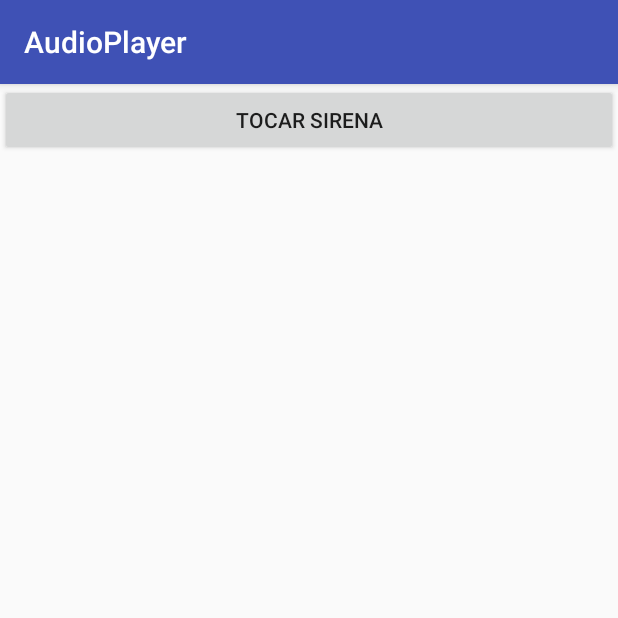
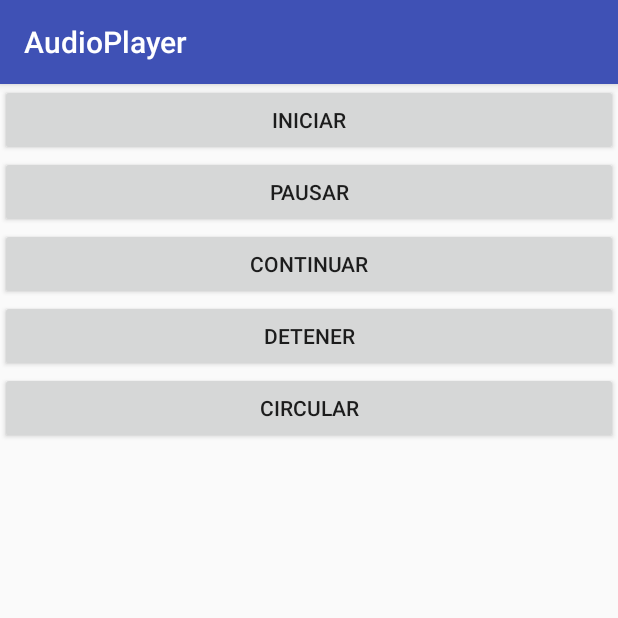
Before and after one commit to aetxabao/AudioPlayer, an Android app: the screen it shows after launch (MainActivity), on a phone screen of 412 x 824 dp, the top half of it. Run offline under Robolectric (Android 15) with nearby library versions, the phone set to English and light mode, and no system bars.

Commit message:
Botones de reproducción.

```diff
--- a/app/src/main/AndroidManifest.xml
+++ b/app/src/main/AndroidManifest.xml
@@ -8,7 +8,8 @@
         android:label="@string/app_name"
         android:supportsRtl="true"
         android:theme="@style/AppTheme" >
-        <activity android:name=".MainActivity" >
+        <activity android:name=".MainActivity"
+            android:configChanges="orientation|screenSize|keyboard|keyboardHidden">
             <intent-filter>
                 <action android:name="android.intent.action.MAIN" />
 
--- a/app/src/main/res/layout/activity_main.xml
+++ b/app/src/main/res/layout/activity_main.xml
@@ -1,14 +1,38 @@
 <?xml version="1.0" encoding="utf-8"?>
-<RelativeLayout xmlns:android="http://schemas.android.com/apk/res/android"
+<LinearLayout xmlns:android="http://schemas.android.com/apk/res/android"
     xmlns:tools="http://schemas.android.com/tools"
     android:layout_width="match_parent"
     android:layout_height="match_parent"
+    android:orientation="vertical"
     tools:context=".MainActivity" >
-
     <Button
+        android:id="@+id/BtnIniciar"
         android:layout_width="match_parent"
         android:layout_height="wrap_content"
-    android:text="@string/sirena"
-    android:onClick="tocarSirena"/>
-
-</RelativeLayout>
+        android:onClick="onIniciarClick"
+        android:text="@string/iniciar" />
+    <Button
+        android:id="@+id/BtnPausar"
+        android:layout_width="match_parent"
+        android:layout_height="wrap_content"
+        android:onClick="onPausarClick"
+        android:text="@string/pausar" />
+    <Button
+        android:id="@+id/BtnContinuar"
+        android:layout_width="match_parent"
+        android:layout_height="wrap_content"
+        android:onClick="onContinuarClick"
+        android:text="@string/continuar" />
+    <Button
+        android:id="@+id/BtnDetener"
+        android:layout_width="match_parent"
+        android:layout_height="wrap_content"
+        android:onClick="onDetenerClick"
+        android:text="@string/detener" />
+    <Button
+        android:id="@+id/BtnCircular"
+        android:layout_width="match_parent"
+        android:layout_height="wrap_content"
+        android:onClick="onCircularClick"
+        android:text="@string/circular" />
+</LinearLayout>
--- a/app/src/main/res/values/strings.xml
+++ b/app/src/main/res/values/strings.xml
@@ -1,4 +1,10 @@
 <resources>
     <string name="app_name">AudioPlayer</string>
     <string name="sirena">Tocar sirena</string>
+    <string name="iniciar">Iniciar</string>
+    <string name="pausar">Pausar</string>
+    <string name="continuar">Continuar</string>
+    <string name="detener">Detener</string>
+    <string name="circular">Circular</string>
+    <string name="nocircular">No Circular</string>
 </resources>
```
Also changed, not shown: app/src/main/java/com/pmdm/audioplayer/MainActivity.java (+60 -3 lines), 1 other file. Lines whose indentation alone changed are shown as unchanged.
